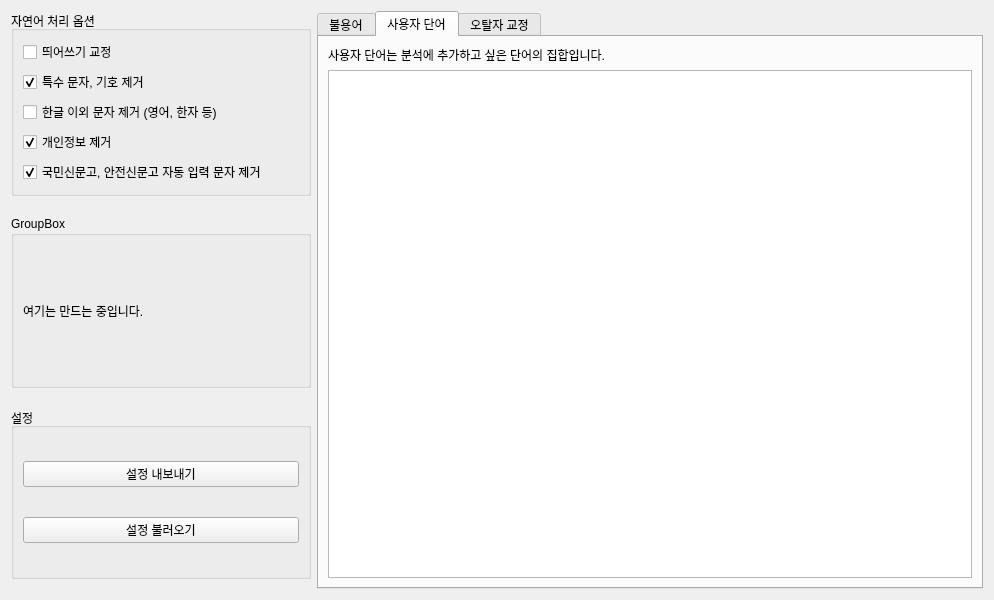
The window that src/ui/Dictionary.ui (suime/text_dash) describes before a commit, drawn with Qt 5.
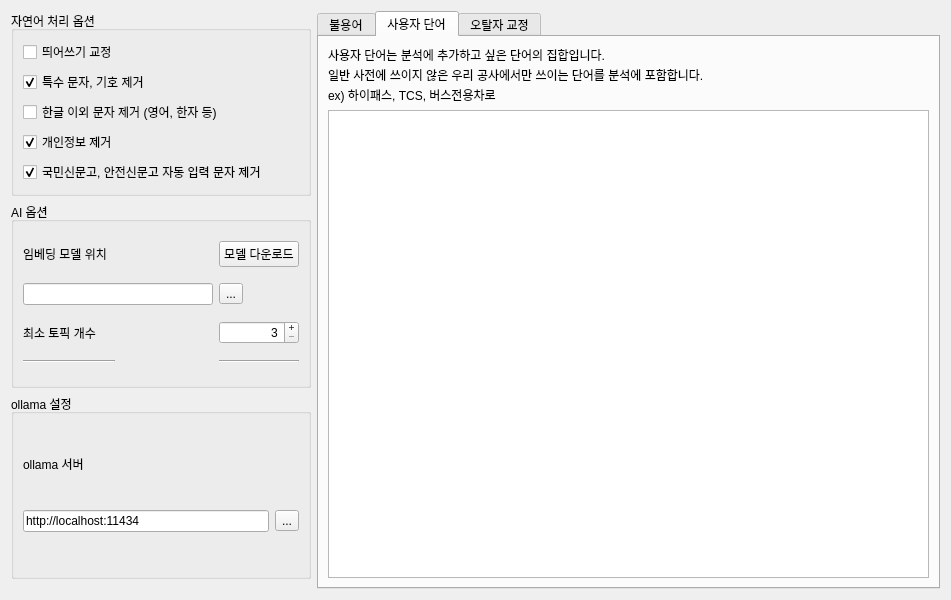
The same window after the commit. The open tabs and pages were chosen to show the change.

Patch:
```diff
--- a/src/ui/Dictionary.ui
+++ b/src/ui/Dictionary.ui
@@ -6,10 +6,16 @@
    <rect>
     <x>0</x>
     <y>0</y>
-    <width>994</width>
+    <width>951</width>
     <height>600</height>
    </rect>
   </property>
+  <property name="sizePolicy">
+   <sizepolicy hsizetype="Preferred" vsizetype="Preferred">
+    <horstretch>0</horstretch>
+    <verstretch>0</verstretch>
+   </sizepolicy>
+  </property>
   <property name="minimumSize">
    <size>
     <width>600</width>
@@ -19,16 +25,16 @@
   <property name="windowTitle">
    <string>Dictionary</string>
   </property>
-  <layout class="QHBoxLayout" name="horizontalLayout">
+  <layout class="QHBoxLayout" name="horizontalLayout" stretch="0,1">
    <item>
-    <layout class="QGridLayout" name="gridLayout">
+    <layout class="QVBoxLayout" name="verticalLayout_4" stretch="0,0,0">
+     <property name="sizeConstraint">
+      <enum>QLayout::SizeConstraint::SetDefaultConstraint</enum>
+     </property>
      <property name="bottomMargin">
       <number>10</number>
      </property>
-     <property name="verticalSpacing">
-      <number>20</number>
-     </property>
-     <item row="0" column="0">
+     <item>
       <widget class="QGroupBox" name="groupBox">
        <property name="minimumSize">
         <size>
@@ -93,49 +99,157 @@
        </layout>
       </widget>
      </item>
-     <item row="1" column="0">
+     <item>
       <widget class="QGroupBox" name="groupBox_2">
+       <property name="maximumSize">
+        <size>
+         <width>300</width>
+         <height>16777215</height>
+        </size>
+       </property>
        <property name="title">
-        <string>GroupBox</string>
+        <string>AI 옵션</string>
        </property>
-       <layout class="QHBoxLayout" name="horizontalLayout_2">
-        <item>
+       <layout class="QGridLayout" name="gridLayout_4">
+        <item row="0" column="0">
          <widget class="QLabel" name="label_4">
+          <property name="maximumSize">
+           <size>
+            <width>16777215</width>
+            <height>15</height>
+           </size>
+          </property>
           <property name="text">
-           <string>여기는 만드는 중입니다.</string>
+           <string>임베딩 모델 위치</string>
           </property>
-         </widget>
-        </item>
-       </layout>
       </widget>
      </item>
      <item row="2" column="0">
+         <widget class="QLabel" name="label_6">
+          <property name="text">
+           <string>최소 토픽 개수</string>
+          </property>
+         </widget>
+        </item>
+        <item row="2" column="2">
+         <widget class="QSpinBox" name="spinBox">
+          <property name="frame">
+           <bool>true</bool>
+          </property>
+          <property name="alignment">
+           <set>Qt::AlignmentFlag::AlignRight|Qt::AlignmentFlag::AlignTrailing|Qt::AlignmentFlag::AlignVCenter</set>
+          </property>
+          <property name="buttonSymbols">
+           <enum>QAbstractSpinBox::ButtonSymbols::PlusMinus</enum>
+          </property>
+          <property name="minimum">
+           <number>3</number>
+          </property>
+          <property name="maximum">
+           <number>8</number>
+          </property>
+         </widget>
+        </item>
+        <item row="0" column="2">
+         <widget class="QPushButton" name="pushButton_3">
+          <property name="text">
+           <string>모델 다운로드</string>
+          </property>
+         </widget>
+        </item>
+        <item row="3" column="0">
+         <widget class="Line" name="line">
+          <property name="orientation">
+           <enum>Qt::Orientation::Horizontal</enum>
+          </property>
+         </widget>
+        </item>
+        <item row="1" column="2">
+         <widget class="QToolButton" name="toolButton_2">
+          <property name="text">
+           <string>...</string>
+          </property>
+         </widget>
+        </item>
+        <item row="3" column="2">
+         <widget class="Line" name="line_2">
+          <property name="orientation">
+           <enum>Qt::Orientation::Horizontal</enum>
+          </property>
+         </widget>
+        </item>
+        <item row="1" column="0" colspan="2">
+         <widget class="QLineEdit" name="lineEdit_2"/>
+        </item>
+       </layout>
+      </widget>
+     </item>
+     <item>
       <widget class="QGroupBox" name="groupBox_3">
+       <property name="maximumSize">
+        <size>
+         <width>300</width>
+         <height>16777215</height>
+        </size>
+       </property>
        <property name="title">
-        <string>설정</string>
+        <string>ollama 설정</string>
        </property>
        <layout class="QGridLayout" name="gridLayout_3">
-        <item row="0" column="0">
-         <widget class="QPushButton" name="pushButton">
+        <item row="1" column="1">
+         <widget class="QLineEdit" name="lineEdit">
+          <property name="enabled">
+           <bool>true</bool>
+          </property>
+          <property name="maximumSize">
+           <size>
+            <width>300</width>
+            <height>16777215</height>
+           </size>
+          </property>
           <property name="text">
-           <string>설정 내보내기</string>
+           <string>http://localhost:11434</string>
           </property>
+          <property name="readOnly">
+           <bool>true</bool>
+          </property>
          </widget>
         </item>
-        <item row="1" column="0">
-         <widget class="QPushButton" name="pushButton_2">
+        <item row="1" column="2">
+         <widget class="QToolButton" name="toolButton">
           <property name="text">
-           <string>설정 불러오기</string>
+           <string>...</string>
           </property>
          </widget>
         </item>
+        <item row="0" column="1">
+         <widget class="QLabel" name="label_7">
+          <property name="maximumSize">
+           <size>
+            <width>16777215</width>
+            <height>15</height>
+           </size>
+          </property>
+          <property name="text">
+           <string>ollama 서버</string>
+          </property>
+         </widget>
+        </item>
        </layout>
       </widget>
      </item>
     </layout>
    </item>
+   <item>
+    <layout class="QVBoxLayout" name="verticalLayout_6">
    <item>
     <widget class="QTabWidget" name="tabWidget">
+       <property name="minimumSize">
+        <size>
+         <width>500</width>
+         <height>0</height>
+        </size>
+       </property>
      <property name="currentIndex">
       <number>0</number>
      </property>
@@ -243,7 +357,16 @@
        <item>
         <widget class="QLabel" name="label_2">
          <property name="text">
-          <string>사용자 단어는 분석에 추가하고 싶은 단어의 집합입니다.</string>
+            <string>&lt;!DOCTYPE HTML PUBLIC &quot;-//W3C//DTD HTML 4.0//EN&quot; &quot;http://www.w3.org/TR/REC-html40/strict.dtd&quot;&gt;
+&lt;html&gt;&lt;head&gt;&lt;meta name=&quot;qrichtext&quot; content=&quot;1&quot; /&gt;&lt;meta charset=&quot;utf-8&quot; /&gt;&lt;style type=&quot;text/css&quot;&gt;
+p, li { white-space: pre-wrap; }
+hr { height: 1px; border-width: 0; }
+li.unchecked::marker { content: &quot;\2610&quot;; }
+li.checked::marker { content: &quot;\2612&quot;; }
+&lt;/style&gt;&lt;/head&gt;&lt;body style=&quot; font-family:'맑은 고딕'; font-size:9pt; font-weight:400; font-style:normal;&quot;&gt;
+&lt;p style=&quot; margin-top:2px; margin-bottom:1px; margin-left:0px; margin-right:0px; -qt-block-indent:0; text-indent:0px;&quot;&gt;사용자 단어는 분석에 추가하고 싶은 단어의 집합입니다. &lt;/p&gt;
+&lt;p style=&quot; margin-top:2px; margin-bottom:1px; margin-left:0px; margin-right:0px; -qt-block-indent:0; text-indent:0px;&quot;&gt;일반 사전에 쓰이지 않은 우리 공사에서만 쓰이는 단어를 분석에 포함합니다.&lt;/p&gt;
+&lt;p style=&quot; margin-top:2px; margin-bottom:1px; margin-left:0px; margin-right:0px; -qt-block-indent:0; text-indent:0px;&quot;&gt;ex) 하이패스, TCS, 버스전용차로&lt;/p&gt;&lt;/body&gt;&lt;/html&gt;</string>
          </property>
         </widget>
        </item>
@@ -270,6 +393,8 @@
       </layout>
      </widget>
     </widget>
+     </item>
+    </layout>
    </item>
   </layout>
  </widget>
```
Left out of the diff: 2 changed lines with no effect on the pictures. Lines whose indentation alone changed are shown as unchanged.
